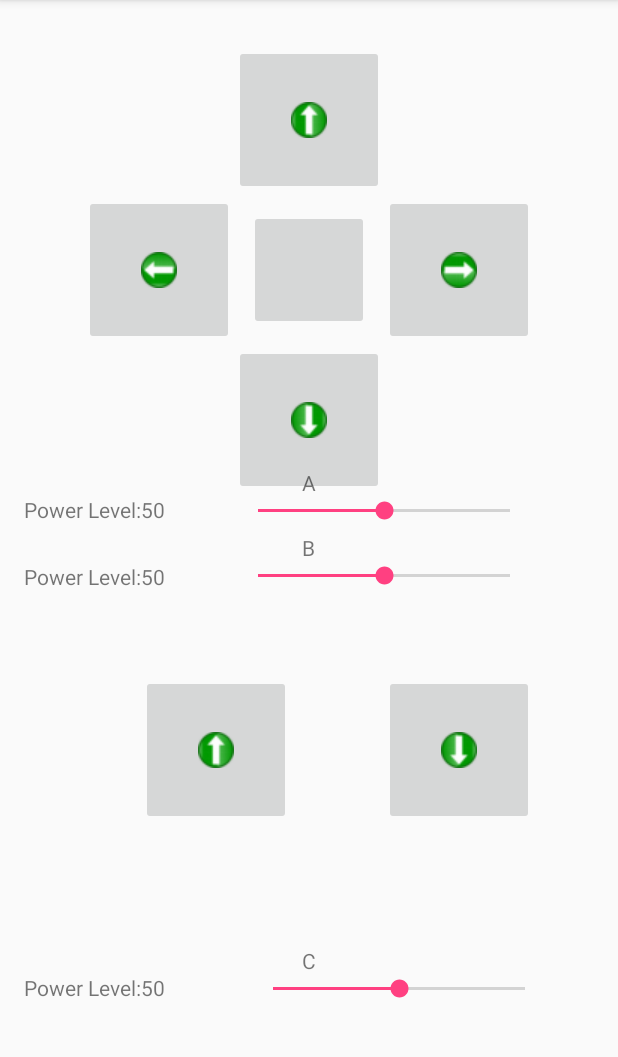
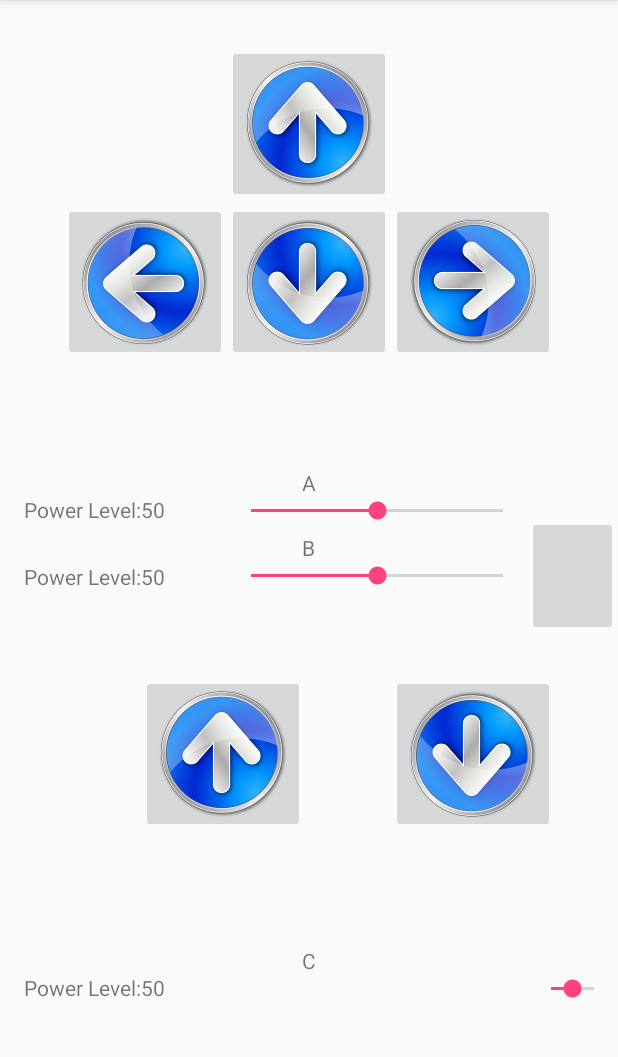
Before and after one commit to geoffduong/NXT-Remote-Controller, an Android app: the DriveIntent screen opened directly, with no data from a screen before it, after a tap on an icon or button, on a phone screen of 412 x 824 dp, the part 84-1141 px from its top. Run offline under Robolectric (Android 15) with nearby library versions, the phone set to English and light mode, and no system bars; libraries missing offline, so code that uses them is left out: com.roughike.bottombar; plain views replace BottomBar; 4 statements that could not run were skipped; 2 other taps on this screen came first.

Commit message:
Added new images and scaled for different devices

```diff
--- a/NXTRemoteControl-Part1/app/src/main/java/com/cyberdynesystems/nxtremotecontrol_v0/DriveIntent.java
+++ b/NXTRemoteControl-Part1/app/src/main/java/com/cyberdynesystems/nxtremotecontrol_v0/DriveIntent.java
@@ -142,7 +142,7 @@ public class DriveIntent extends AppCompatActivity implements View.OnClickListen
                 cv_robotController.cf_moveMotor(1, 0, 0x00);
                 moveList.clear();
                 buttonPressed[0] = false;
-                cv_btnUP.setImageResource(R.drawable.arrow_up_green);
+                cv_btnUP.setImageResource(R.drawable.arrow_up_color);
 
             }
 
@@ -157,10 +157,10 @@ public class DriveIntent extends AppCompatActivity implements View.OnClickListen
             for(int i = 0 ; i < cv_allButtons.length; i++){
                 buttonPressed[i] = false;
             }
-            cv_btnUP.setImageResource(R.drawable.arrow_up_green);
-            cv_btnDown.setImageResource(R.drawable.arrow_down_green);
-            cv_btnLeft.setImageResource(R.drawable.arrow_left_green);
-            cv_btnRight.setImageResource(R.drawable.arrow_right_green);
+            cv_btnUP.setImageResource(R.drawable.arrow_up_color);
+            cv_btnDown.setImageResource(R.drawable.arrow_down_color);
+            cv_btnLeft.setImageResource(R.drawable.arrow_left_color);
+            cv_btnRight.setImageResource(R.drawable.arrow_right_color);
         }
 
         //Down
@@ -176,7 +176,7 @@ public class DriveIntent extends AppCompatActivity implements View.OnClickListen
                 cv_robotController.cf_moveMotor(1, 0, 0x00);
                 moveList.clear();
                 buttonPressed[1] = false;
-                cv_btnDown.setImageResource(R.drawable.arrow_down_green);
+                cv_btnDown.setImageResource(R.drawable.arrow_down_color);
             }
 
             cv_btnDown.setPressed(buttonPressed[1]);
@@ -204,7 +204,7 @@ public class DriveIntent extends AppCompatActivity implements View.OnClickListen
                 }
 
                 buttonPressed[2] = false;
-                cv_btnLeft.setImageResource(R.drawable.arrow_left_green);
+                cv_btnLeft.setImageResource(R.drawable.arrow_left_color);
             }
 
             cv_btnLeft.setPressed(buttonPressed[2]);
@@ -232,7 +232,7 @@ public class DriveIntent extends AppCompatActivity implements View.OnClickListen
                 }
 
                 buttonPressed[3] = false;
-                cv_btnRight.setImageResource(R.drawable.arrow_right_green);
+                cv_btnRight.setImageResource(R.drawable.arrow_right_color);
             }
 
             cv_btnRight.setPressed(buttonPressed[3]);
--- a/NXTRemoteControl-Part1/app/src/main/res/layout/driveintent.xml
+++ b/NXTRemoteControl-Part1/app/src/main/res/layout/driveintent.xml
@@ -8,40 +8,39 @@
 
 
     <ImageButton
-        android:layout_width="100dp"
-        android:layout_height="100dp"
+        android:layout_width="wrap_content"
+        android:layout_height="wrap_content"
         android:id="@+id/vv_btnUP"
         android:layout_alignParentTop="true"
         android:layout_centerHorizontal="true"
         android:layout_marginTop="30dp"
-        android:src="@drawable/arrow_up_green"/>
+        android:src="@drawable/arrow_up_color"/>
 
     <ImageButton
-        android:layout_width="100dp"
-        android:layout_height="100dp"
+        android:layout_width="wrap_content"
+        android:layout_height="wrap_content"
         android:id="@+id/vv_btnLeft"
         android:layout_below="@+id/vv_btnUP"
         android:layout_toLeftOf="@+id/vv_btnUP"
         android:layout_toStartOf="@+id/vv_btnUP"
-        android:src="@drawable/arrow_left_green"/>
+        android:src="@drawable/arrow_left_color"/>
 
     <ImageButton
-        android:layout_width="100dp"
-        android:layout_height="100dp"
+        android:layout_width="wrap_content"
+        android:layout_height="wrap_content"
         android:id="@+id/vv_btnRight"
         android:layout_alignTop="@+id/vv_btnLeft"
         android:layout_toRightOf="@+id/vv_btnUP"
         android:layout_toEndOf="@+id/vv_btnUP"
-        android:src="@drawable/arrow_right_green"/>
+        android:src="@drawable/arrow_right_color"/>
 
     <ImageButton
-        android:layout_width="100dp"
-        android:layout_height="100dp"
+        android:layout_width="wrap_content"
+        android:layout_height="wrap_content"
         android:id="@+id/vv_btnDown"
-        android:layout_below="@+id/vv_btnRight"
-        android:layout_toLeftOf="@+id/vv_btnRight"
-        android:layout_toStartOf="@+id/vv_btnRight"
-        android:src="@drawable/arrow_down_green"/>
+        android:layout_below="@id/vv_btnUP"
+        android:layout_toRightOf="@id/vv_btnLeft"
+        android:src="@drawable/arrow_down_color"/>
 
     <SeekBar
         android:layout_width="200dp"
@@ -78,28 +77,28 @@
         android:layout_width="80dp"
         android:layout_height="80dp"
         android:id="@+id/vv_btnReset"
-        android:layout_alignTop="@+id/vv_btnLeft"
-        android:layout_centerHorizontal="true"
+        android:layout_toRightOf="@id/vv_sbBMotor"
+        android:layout_centerVertical="true"
         android:layout_marginTop="10dp" />
 
     <ImageButton
-        android:layout_width="100dp"
-        android:layout_height="100dp"
+        android:layout_width="wrap_content"
+        android:layout_height="wrap_content"
         android:id="@+id/vv_btnForwardC"
         android:layout_below="@+id/vv_sbBMotor"
         android:layout_alignLeft="@+id/vv_tvBMotorPower"
         android:layout_alignStart="@+id/vv_tvBMotorPower"
         android:layout_marginTop="57dp"
-        android:src="@drawable/arrow_up_green"/>
+        android:src="@drawable/arrow_up_color"/>
 
     <ImageButton
-        android:layout_width="100dp"
-        android:layout_height="100dp"
+        android:layout_width="wrap_content"
+        android:layout_height="wrap_content"
         android:id="@+id/vv_btnBackwardC"
         android:layout_alignTop="@+id/vv_btnForwardC"
         android:layout_alignLeft="@+id/vv_btnRight"
         android:layout_alignStart="@+id/vv_btnRight"
-        android:src="@drawable/arrow_down_green"/>
+        android:src="@drawable/arrow_down_color"/>
 
     <SeekBar
         android:layout_width="200dp"
```
Also changed, not shown: NXTRemoteControl-Part1/app/src/main/res/drawable-hdpi/arrow_down_color.png (added), NXTRemoteControl-Part1/app/src/main/res/drawable-hdpi/arrow_down_gray.png (added), NXTRemoteControl-Part1/app/src/main/res/drawable-hdpi/arrow_left_color.png (added), NXTRemoteControl-Part1/app/src/main/res/drawable-hdpi/arrow_left_gray.png (added), NXTRemoteControl-Part1/app/src/main/res/drawable-hdpi/arrow_right_color.png (added), NXTRemoteControl-Part1/app/src/main/res/drawable-hdpi/arrow_right_gray.png (added), NXTRemoteControl-Part1/app/src/main/res/drawable-hdpi/arrow_up_color.png (added), NXTRemoteControl-Part1/app/src/main/res/drawable-hdpi/arrow_up_gray.png (added), NXTRemoteControl-Part1/app/src/main/res/drawable/arrow_down_gray.png (deleted), NXTRemoteControl-Part1/app/src/main/res/drawable/arrow_down_green.png (deleted), NXTRemoteControl-Part1/app/src/main/res/drawable/arrow_left_gray.png (deleted), NXTRemoteControl-Part1/app/src/main/res/drawable/arrow_left_green.png (deleted), NXTRemoteControl-Part1/app/src/main/res/drawable/arrow_right_gray.png (deleted), NXTRemoteControl-Part1/app/src/main/res/drawable/arrow_right_green.png (deleted), 2 more files.
